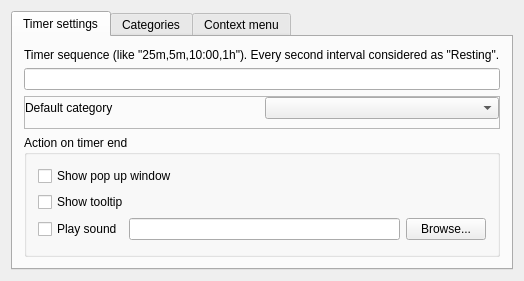
Qt form TimerTrack/TimerTrack/SettingsWindow.ui (sergrt/timertrack) before a commit.
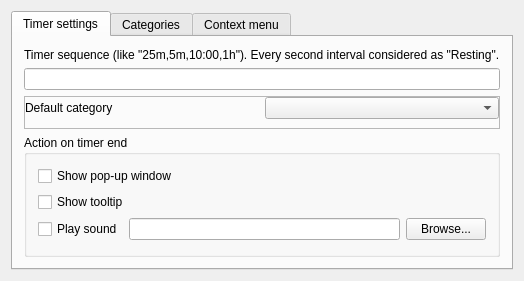
The same form after that commit.

Diff of the .ui file:
```diff
--- a/TimerTrack/TimerTrack/SettingsWindow.ui
+++ b/TimerTrack/TimerTrack/SettingsWindow.ui
@@ -91,7 +91,7 @@
           <item row="0" column="0">
            <widget class="QCheckBox" name="finishActionPopup">
             <property name="text">
-             <string>Show pop up window</string>
+             <string>Show pop-up window</string>
             </property>
            </widget>
           </item>
```
